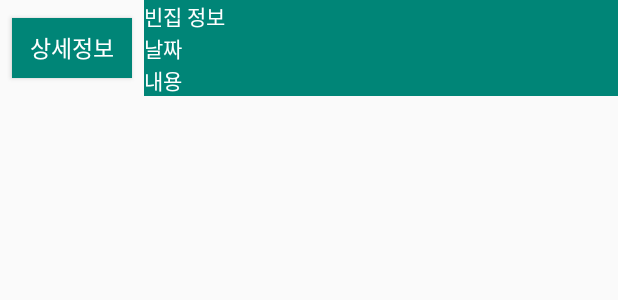
After one commit to parkjunho12/nongsa2, an Android app: the layout board.xml on its own in the app's theme, with its tools: preview values and no code run, on a phone screen of 412 x 824 dp. The commit adds this screen. Shown: the top 300 px of the screen. Run offline under Robolectric (Android 15) with nearby library versions, the phone set to English and light mode, and no system bars.

Commit message:
게시판 과 함께 파싱한 데이터 리스트 뷰에 추가했엉

```diff
--- a/app/build.gradle
+++ b/app/build.gradle
@@ -27,7 +27,9 @@ dependencies {
     implementation 'androidx.vectordrawable:vectordrawable:1.0.1'
     implementation 'androidx.legacy:legacy-support-v4:1.0.0'
     implementation 'com.google.android.gms:play-services-plus:17.0.0'
+    implementation 'androidx.recyclerview:recyclerview:1.0.0'
     testImplementation 'junit:junit:4.12'
+
     //noinspection GradleCompatible
     implementation 'com.android.support:design:26.1.0'
     androidTestImplementation 'androidx.test:runner:1.2.0'
--- a/app/src/main/java/com/example/nongsa2/secondpage.java
+++ b/app/src/main/java/com/example/nongsa2/secondpage.java
@@ -203,8 +203,8 @@ public class secondpage extends Fragment implements MainActivity.OnBackPressedLi
         if (context instanceof OnFragmentInteractionListener) {
             mListener = (OnFragmentInteractionListener) context;
         } else {
-          //  throw new RuntimeException(context.toString()
-               //     + " must implement OnFragmentInteractionListener");
+            //  throw new RuntimeException(context.toString()
+            //     + " must implement OnFragmentInteractionListener");
         }
     }
 
--- a/app/src/main/java/com/example/nongsa2/thirdpage.java
+++ b/app/src/main/java/com/example/nongsa2/thirdpage.java
@@ -169,8 +169,8 @@ public class thirdpage extends Fragment {
         if (context instanceof OnFragmentInteractionListener) {
             mListener = (OnFragmentInteractionListener) context;
         } else {
-           // throw new RuntimeException(context.toString()
-                 //   + " must implement OnFragmentInteractionListener");
+            // throw new RuntimeException(context.toString()
+            //   + " must implement OnFragmentInteractionListener");
         }
     }
 
--- /dev/null
+++ b/app/src/main/res/layout/board.xml
@@ -0,0 +1,55 @@
+<?xml version="1.0" encoding="utf-8"?>
+<LinearLayout xmlns:android="http://schemas.android.com/apk/res/android"
+    android:orientation="horizontal" android:layout_width="match_parent"
+    android:layout_height="wrap_content">
+    <Button
+        android:layout_width="80dp"
+
+        android:layout_height="40dp"
+        android:layout_gravity="center"
+        android:gravity="center"
+        android:text="상세정보"
+        android:background="@color/colorPrimary"
+        android:textColor="#ffffff"
+        android:textSize="15dp"
+        android:id="@+id/addbtn"
+        android:layout_marginRight="8dp"
+        android:layout_marginLeft="8dp"/>
+    <LinearLayout
+        android:layout_width="match_parent"
+        android:layout_height="wrap_content"
+        android:orientation="vertical">
+        <LinearLayout
+            android:layout_width="match_parent"
+            android:layout_height="wrap_content"
+            android:orientation="vertical"
+            android:background="@color/colorPrimary">
+            <TextView
+                android:layout_width="wrap_content"
+                android:layout_height="wrap_content"
+                android:text="빈집 정보"
+                android:textColor="#ffffff"
+                android:id="@+id/title"/>
+            <TextView
+                android:layout_width="wrap_content"
+                android:layout_height="wrap_content"
+                android:text="날짜"
+                android:textColor="#ffffff"
+                android:id="@+id/date"/>
+        </LinearLayout>
+        <LinearLayout
+            android:layout_width="match_parent"
+            android:layout_height="wrap_content"
+            android:orientation="horizontal"
+            android:background="@color/colorPrimary">
+            <TextView
+                android:layout_width="wrap_content"
+                android:layout_height="wrap_content"
+                android:text="내용"
+                android:textColor="#ffffff"
+                android:id="@+id/content"/>
+
+        </LinearLayout>
+
+    </LinearLayout>
+</LinearLayout>
--- a/app/src/main/res/layout/fragment_thirdpage.xml
+++ b/app/src/main/res/layout/fragment_thirdpage.xml
@@ -4,6 +4,7 @@
     android:layout_width="match_parent"
     android:layout_height="match_parent"
     tools:context=".thirdpage"
+    android:background="#ffffff"
     android:clickable="true"
     >
 
--- a/app/src/main/res/values/dimens.xml
+++ b/app/src/main/res/values/dimens.xml
@@ -2,4 +2,5 @@
     <!-- Default screen margins, per the Android Design guidelines. -->
     <dimen name="activity_horizontal_margin">16dp</dimen>
     <dimen name="activity_vertical_margin">16dp</dimen>
+    <dimen name="text_margin">16dp</dimen>
 </resources>
```
Also changed, not shown: app/src/main/java/com/example/nongsa2/Board.java (added, +41 -0 lines), app/src/main/java/com/example/nongsa2/BoardListAdapter.java (added, +51 -0 lines), app/src/main/java/com/example/nongsa2/Gyesi.java (+107 -5 lines), app/src/main/res/layout/fragment_gyesi.xml (+99 -6 lines), app/src/main/res/values/arrays.xml (added, +30 -0 lines).
